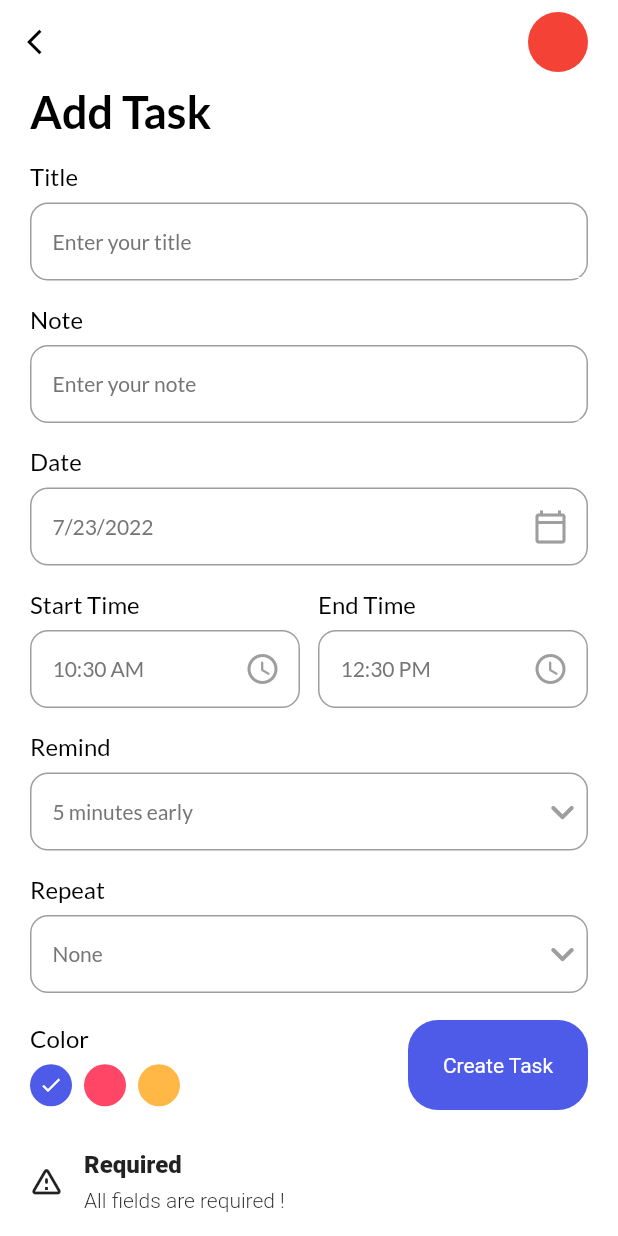
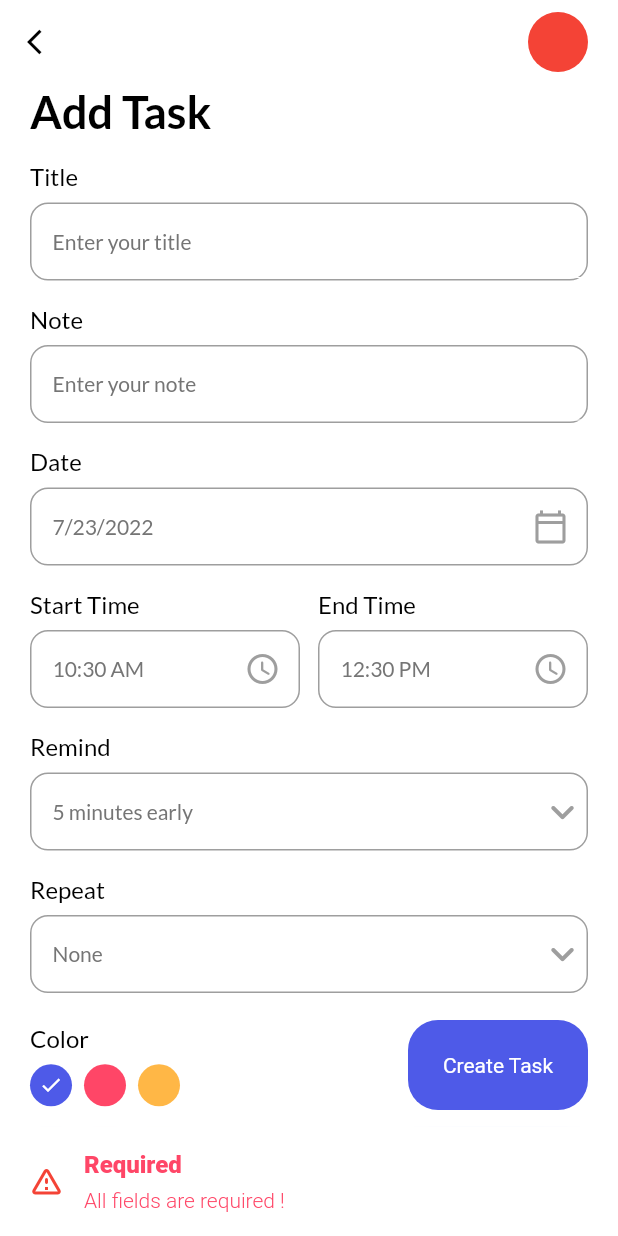
Before and after one commit to faizanMayo786/watcher_app, a Flutter app: the AddTaskPage screen opened directly, after a tap on "Create Task", on a phone screen of 412 x 824 dp. Run offline on Flutter 3.47's test engine with Material 2 defaults, Android fonts, the phone set to English and light mode, and no system bars; our stand-ins replace date_picker_timeline, flutter_local_notifications, get, get_storage, google_fonts, timezone; accounts and stored records are empty.

```diff
--- /dev/null
+++ b/lib/models/task.dart
@@ -0,0 +1,62 @@
+
+import 'dart:convert';
+
+class Task {
+  Task({
+    required this.id,
+    required this.title,
+    required this.note,
+    required this.name,
+    required this.date,
+    required this.startTime,
+    required this.endTime,
+    required this.repeat,
+    required this.isComplete,
+    required this.color,
+    required this.remind,
+  });
+
+  int id;
+  String title;
+  String note;
+  String name;
+  String date;
+  String startTime;
+  String endTime;
+  String repeat;
+  int isComplete;
+  int color;
+  int remind;
+
+  factory Task.fromJson(String str) => Task.fromMap(json.decode(str));
+
+  String toJson() => json.encode(toMap());
+
+  factory Task.fromMap(Map<String, dynamic> json) => Task(
+        id: json["id"],
+        title: json["title"],
+        note: json["note"],
+        name: json["name"],
+        date: json["date"],
+        startTime: json["startTime"],
+        endTime: json["endTime"],
+        repeat: json["repeat"],
+        isComplete: json["isComplete"],
+        color: json["color"],
+        remind: json["remind"],
+      );
+
+  Map<String, dynamic> toMap() => {
+        "id": id,
+        "title": title,
+        "note": note,
+        "name": name,
+        "date": date,
+        "startTime": startTime,
+        "endTime": endTime,
+        "repeat": repeat,
+        "isComplete": isComplete,
+        "color": color,
+        "remind": remind,
+      };
+}
--- a/lib/ui/add_task_page.dart
+++ b/lib/ui/add_task_page.dart
@@ -203,7 +203,11 @@ class _AddTaskPageState extends State<AddTaskPage> {
         "All fields are required !",
         snackPosition: SnackPosition.BOTTOM,
         backgroundColor: Colors.white,
-        icon: Icon(Icons.warning_amber_rounded),
+        colorText: pinkColor,
+        icon: Icon(
+          Icons.warning_amber_rounded,
+          color: Colors.red,
+        ),
       );
     }
   }
--- a/pubspec.yaml
+++ b/pubspec.yaml
@@ -41,6 +41,7 @@ dependencies:
   intl: ^0.17.0
   google_fonts: ^3.0.1
   date_picker_timeline: ^1.2.3
+  sqflite: ^2.0.3
 
 dev_dependencies:
   flutter_test:
```
Also changed, not shown: pubspec.lock, 1 other file.
